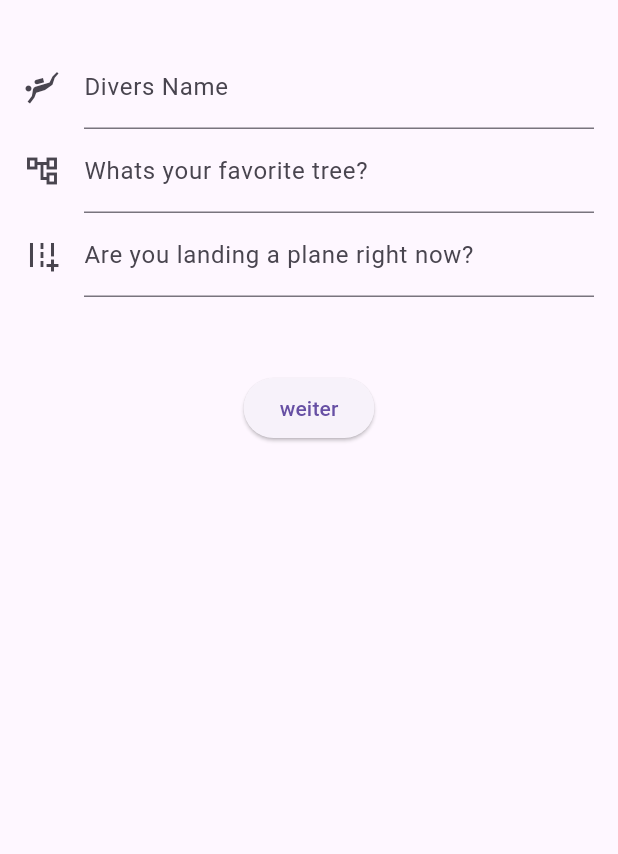
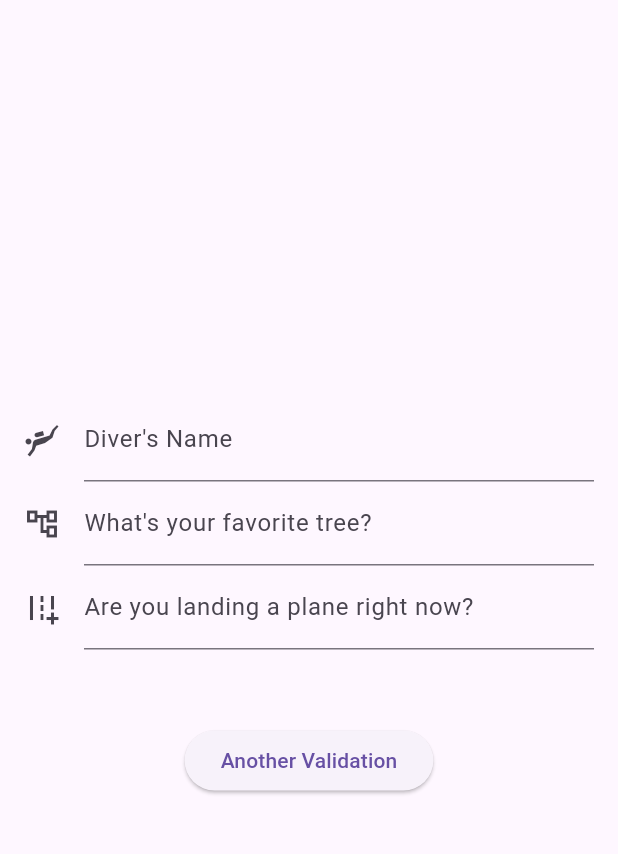
Before and after one commit to RaphaelBirkl1991/app_akademie_tasksheet_input_validation, a Flutter app: the screen it shows after launch, on a phone screen of 412 x 824 dp, the part 63-917 px from its top. Run offline on Flutter 3.47's test engine with Material 3 defaults, Android fonts, the phone set to English and light mode, and no system bars.

Commit message:
basic navigation added

```diff
--- /dev/null
+++ b/lib/home_screen.dart
@@ -0,0 +1,66 @@
+import 'package:flutter/material.dart';
+import 'package:tasksheet_input_validation/validation/coder_validation.dart';
+import 'package:tasksheet_input_validation/validation/no_pilot_validation.dart';
+import 'package:tasksheet_input_validation/validation/scuba_validation.dart';
+
+class HomeScreen extends StatelessWidget {
+  const HomeScreen({Key? key}) : super(key: key);
+
+  @override
+  Widget build(BuildContext context) {
+    return Scaffold(
+      appBar: AppBar(
+        title: const Text("Input Validation"),
+      ),
+      body: Center(
+        child: Padding(
+          padding: const EdgeInsets.all(16.0),
+          child: Form(
+            child: Column(
+              mainAxisAlignment: MainAxisAlignment.center,
+              crossAxisAlignment: CrossAxisAlignment.center,
+              children: [
+                TextFormField(
+                  decoration: const InputDecoration(
+                    icon: Icon(Icons.scuba_diving),
+                    hintText: "Name your diver",
+                    labelText: "Diver's Name",
+                  ),
+                  autovalidateMode: AutovalidateMode.onUserInteraction,
+                  validator: validateDiverInput,
+                ),
+                TextFormField(
+                  decoration: const InputDecoration(
+                    icon: Icon(Icons.account_tree_outlined),
+                    hintText: "Favorite Tree",
+                    labelText: "What's your favorite tree?",
+                  ),
+                  autovalidateMode: AutovalidateMode.onUserInteraction,
+                  validator: validateTreeInput,
+                ),
+                TextFormField(
+                  decoration: const InputDecoration(
+                    icon: Icon(Icons.add_road),
+                    hintText: "Pilot?",
+                    labelText: "Are you landing a plane right now?",
+                  ),
+                  autovalidateMode: AutovalidateMode.onUserInteraction,
+                  validator: validatePilotInput,
+                ),
+                const SizedBox(
+                  height: 50,
+                ),
+                ElevatedButton(
+                  onPressed: () {
+                    Navigator.pushNamed(context, "/second");
+                  },
+                  child: const Text("Another Validation"),
+                ),
+              ],
+            ),
+          ),
+        ),
+      ),
+    );
+  }
+}
--- a/lib/main.dart
+++ b/lib/main.dart
@@ -1,4 +1,6 @@
 import 'package:flutter/material.dart';
+import 'package:tasksheet_input_validation/another_input_validation.dart';
+import 'package:tasksheet_input_validation/home_screen.dart';
 
 void main() {
   runApp(const MainApp());
@@ -16,113 +18,11 @@ class _MainAppState extends State<MainApp> {
   @override
   Widget build(BuildContext context) {
     return MaterialApp(
-      home: Scaffold(
-        appBar: AppBar(
-          title: const Text("Input Validation"),
-        ),
-        body: Center(
-          child: Padding(
-            padding: const EdgeInsets.all(16.0),
-            child: Form(
-                child: Column(
-              children: [
-                TextFormField(
-                  decoration: const InputDecoration(
-                    icon: Icon(Icons.scuba_diving),
-                    hintText: "Name your diver",
-                    labelText: "Divers Name",
-                  ),
-                  autovalidateMode: AutovalidateMode.onUserInteraction,
-                  validator: validateDiverInput,
-                ),
-                TextFormField(
-                  decoration: const InputDecoration(
-                    icon: Icon(Icons.account_tree_outlined),
-                    hintText: "Favorite Tree",
-                    labelText: "Whats your favorite tree?",
-                  ),
-                  autovalidateMode: AutovalidateMode.onUserInteraction,
-                  validator: validateTreeInput,
-                ),
-                TextFormField(
-                  decoration: const InputDecoration(
-                      icon: Icon(Icons.add_road),
-                      hintText: "Pilot?",
-                      labelText: "Are you landing a plane right now?"),
-                  autovalidateMode: AutovalidateMode.onUserInteraction,
-                  validator: validatePilotInput,
-                ),
-                const SizedBox(
-                  height: 50,
-                ),
-                ElevatedButton(onPressed: () {}, child: const Text("weiter")),
-              ],
-            )),
-          ),
-        ),
-      ),
+      initialRoute: "/",
+      routes: {
+        "/": (context) => const HomeScreen(),
+        "/second": (context) => const AnotherInputValidation(),
+      },
     );
   }
 }
-
-String? validateDiverInput(String? input) {
-  if (input == null) {
-    return null;
-  }
-  if (isDiverInputCorrect(input)) {
-    return null;
-  } else {
-    return "too short";
-  }
-}
-
-String? validateTreeInput(String? input) {
-  if (input == null) {
-    return null;
-  }
-  if (isTreeInputCorrect(input)) {
-    return null;
-  } else {
-    return "There is a better one";
-  }
-}
-
-String? validatePilotInput(String? input) {
-  if (input == null) {
-    return null;
-  }
-  if (isPilotExcluded(input)) {
-    return null;
-  } else {
-    return "we don´t like pilots";
-  }
-}
-
-bool isDiverInputCorrect(String input) {
-  if (input.length >= 3) {
-    return true;
-  } else {
-    return false;
-  }
-}
-
-bool isTreeInputCorrect(String input) {
-  String correctAnswer = "widgettree";
-  String lowerCaseInput = input.toLowerCase();
-
-  if (correctAnswer == lowerCaseInput) {
-    return true;
-  } else {
-    return false;
-  }
-}
-
-bool isPilotExcluded(String input) {
-  String correctAnswer = "no";
-  String lowerCaseInput = input.toLowerCase();
-  if (correctAnswer == lowerCaseInput) {
-    return true;
-  } else {
-    return false;
-  }
-}
```
Also changed, not shown: lib/another_input_validation.dart (added, +15 -0 lines), lib/validation/coder_validation.dart (added, +21 -0 lines), lib/validation/no_pilot_validation.dart (added, +20 -0 lines), lib/validation/scuba_validation.dart (added, +14 -0 lines).
